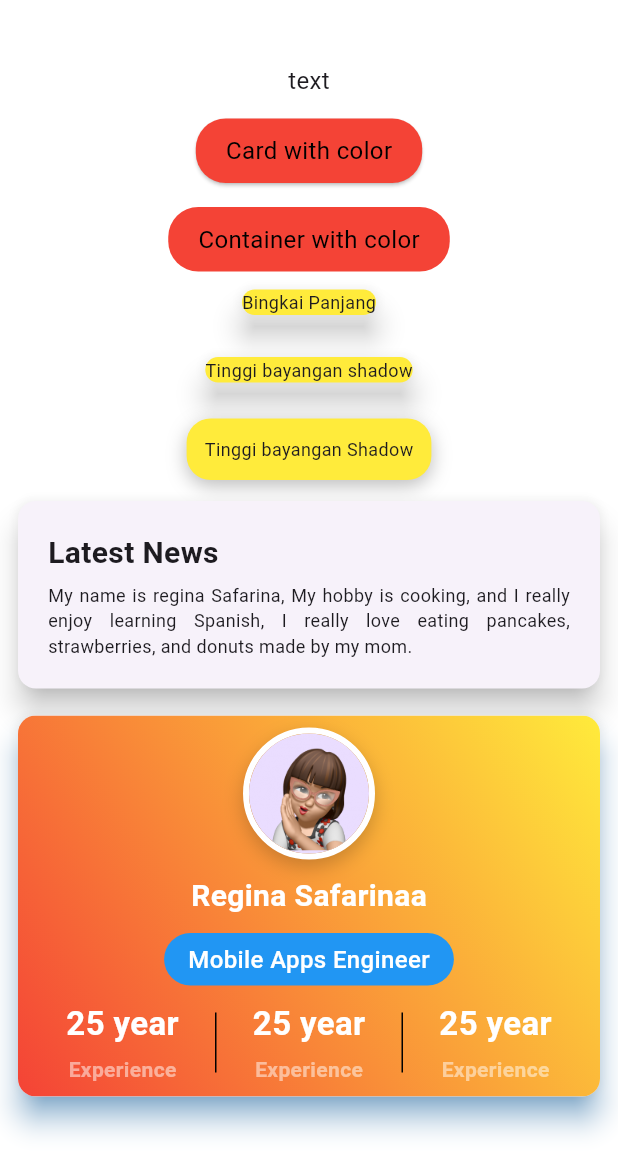
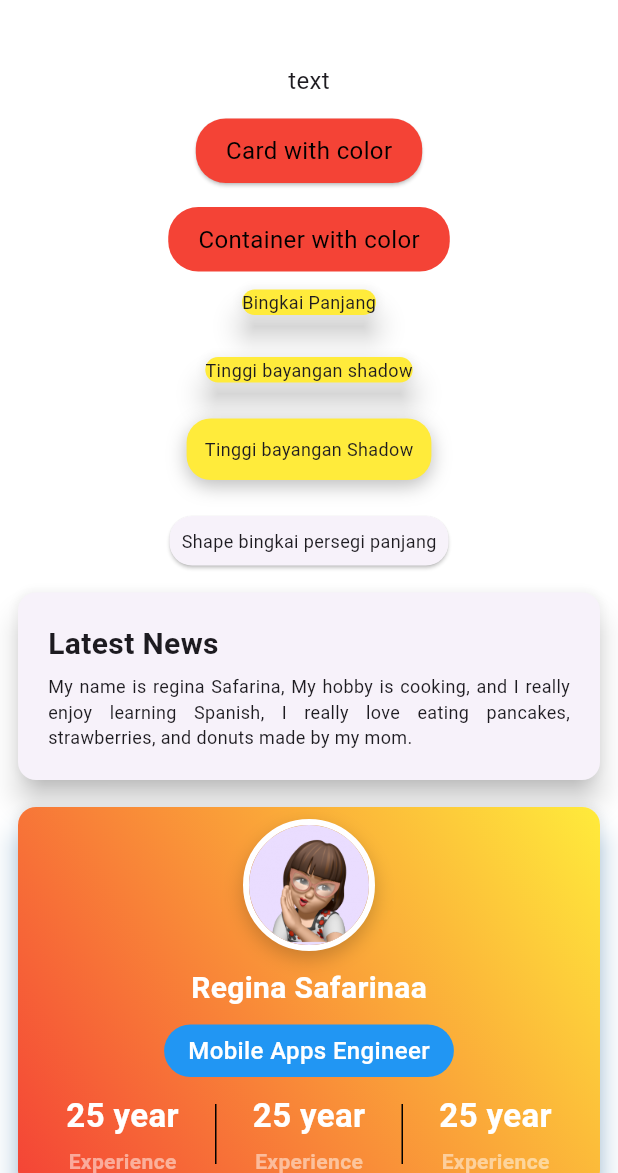
Before and after one commit to ginaa07/Tugas_week_8_latihan_card, a Flutter app: the screen it shows after launch, on a phone screen of 412 x 824 dp, the part 63-1236 px from its top. Run offline on Flutter 3.47's test engine with Material 3 defaults, Android fonts, the phone set to English and light mode, and no system bars.

Commit message:
buat sizedbox, card dan child untuk shape bingkai

```diff
--- a/lib/pages/latihan_card.dart
+++ b/lib/pages/latihan_card.dart
@@ -69,8 +69,9 @@ class LatihanCard extends StatelessWidget {
               Card(
                 elevation: 8, //tinggi bayangan
                 color: Colors.yellow,
-                child: Text("Tinggi bayangan shadow",
-                style: TextStyle(fontSize:12.0),
+                child: Text(
+                  "Tinggi bayangan shadow",
+                  style: TextStyle(fontSize: 12.0),
                 ),
               ),
               SizedBox(height: 20.0),
@@ -81,15 +82,31 @@ class LatihanCard extends StatelessWidget {
                   borderRadius: BorderRadius.circular(16),
                   boxShadow: [
                     BoxShadow(
-                      color: Colors.black26, blurRadius: 10,
+                      color: Colors.black26,
+                      blurRadius: 10,
                       offset: Offset(0, 4),
                     ),
                   ],
                 ),
                 child: Text(
-                  "Tinggi bayangan Shadow", style: TextStyle(fontSize: 12.0),
+                  "Tinggi bayangan Shadow",
+                  style: TextStyle(fontSize: 12.0),
                 ),
               ),
+              SizedBox(height: 20.0),
+              Card(
+                shape: RoundedRectangleBorder(
+                  borderRadius: BorderRadius.circular(15.0),
+                ),
+                child: Padding(
+                  padding: const EdgeInsets.all(8.0),
+                  child: Text(
+                    "Shape bingkai persegi panjang",
+                    style: TextStyle(fontSize: 12.0),
+                  ),
+                ),
+              ),
+
               SizedBox(height: 10),
               Card(
                 elevation: 8,
```
